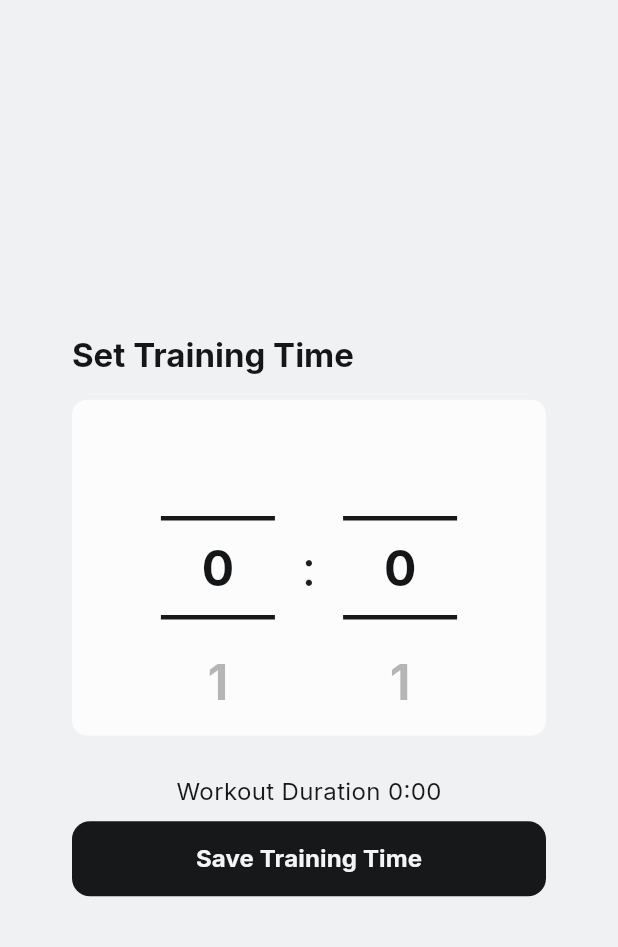
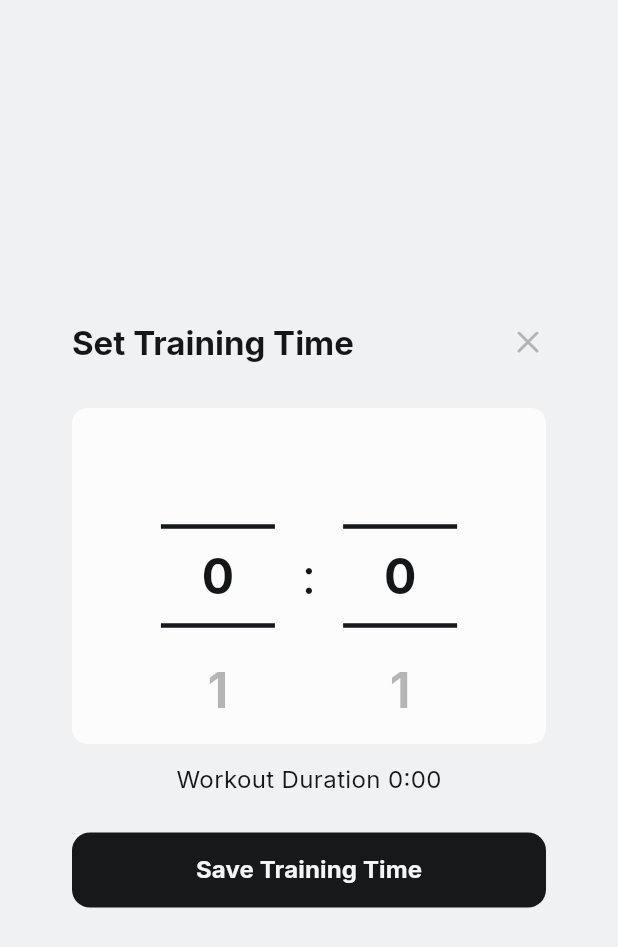
Before and after one commit to NkITaa/interval_timer, a Flutter app: what buildSetTimesDialog() shows on an empty page, opened directly with empty values, on a phone screen of 412 x 824 dp. Shown: the top 947 px of the screen. Run offline on Flutter 3.47's test engine with Material 3 defaults, Android fonts, the phone set to English and light mode, and no system bars; drawn by our look-alikes of scroll_snap_list; our stand-ins replace audioplayers, confetti, flutter_markdown, flutter_tabler_icons, google_fonts, hive and 2 more; accounts and stored records are empty; generated files the repository leaves out were written again.

Commit message:
fixes from third fix round

```diff
--- a/lib/components/dialogs.dart
+++ b/lib/components/dialogs.dart
@@ -372,13 +372,30 @@ class Dialogs {
         shape: RoundedRectangleBorder(
           borderRadius: BorderRadius.circular(16),
         ),
-        title: Text(
+        titlePadding:
+            const EdgeInsets.only(left: 24, right: 12, bottom: 4, top: 12),
+        title: Row(
+          mainAxisAlignment: MainAxisAlignment.spaceBetween,
+          children: [
+            Text(
                 type == "set"
                     ? AppLocalizations.of(context)!.workout_sets
                     : type == "pause"
                         ? AppLocalizations.of(context)!.workout_pause_time
                         : AppLocalizations.of(context)!.workout_training_time,
                 style: heading3Bold(context)),
+            IconButton(
+                onPressed: () {
+                  Navigator.pop(context);
+                },
+                icon: Icon(
+                  TablerIcons.x,
+                  color: MyApp.of(context).isDarkMode()
+                      ? darkNeutral500
+                      : lightNeutral300,
+                )),
+          ],
+        ),
         content: StatefulBuilder(builder: (context, setState) {
           void updateTime(Duration minutes, Duration otherMinutes, int sets) {
             workoutTime = (minutes.inSeconds + otherMinutes.inSeconds) * sets;
@@ -431,7 +448,12 @@ class Dialogs {
                               setValueLocal: setValueLocal,
                             ),
                             const SizedBox(width: 18),
-                            const Text(":", style: TextStyle(fontSize: 32)),
+                            Text(":",
+                                style: TextStyle(
+                                    fontSize: 32,
+                                    color: MyApp.of(context).isDarkMode()
+                                        ? darkNeutral900
+                                        : lightNeutral900)),
                             const SizedBox(width: 18),
                             TimeWheel(
                               type: type,
@@ -449,14 +471,12 @@ class Dialogs {
                         setValue: setValue,
                         setValueLocal: setValueLocal,
                       ),
-                const SizedBox(height: 18),
-                Padding(
-                  padding: const EdgeInsets.all(8.0),
-                  child: Text(
+                const SizedBox(height: 12),
+                Text(
                   "${AppLocalizations.of(context)!.workouts_duration} ${(workoutTime / 60).floor()}:${(workoutTime % 60).toString().padLeft(2, '0')}",
                   style: body1(context),
                 ),
-                ),
+                const SizedBox(height: 24),
                 SizedBox(
                   width: double.infinity,
                   height: 50,
@@ -686,9 +706,8 @@ class Dialogs {
   }
 
   static Widget buildChangeSoundDialog(
-      BuildContext context, Function setStateParent) {
+      AudioPlayer player, BuildContext context, Function setStateParent) {
     String sound = Hive.box("settings").get("sound");
-    final player = AudioPlayer();
     final List<int> soundIndexes = List.generate(7, (index) => index + 1);
 
     return StatefulBuilder(
@@ -726,6 +745,9 @@ class Dialogs {
                           : lightNeutral300,
                     )),
               ],
+            ),
+            const SizedBox(
+              height: 16,
             ),
             Container(
               decoration: BoxDecoration(
@@ -884,8 +906,24 @@ class Dialogs {
       shape: RoundedRectangleBorder(
         borderRadius: BorderRadius.circular(16),
       ),
-      title: Text(AppLocalizations.of(context)!.run_exit_workout,
+      title: Row(
+        mainAxisAlignment: MainAxisAlignment.spaceBetween,
+        children: [
+          Text(AppLocalizations.of(context)!.run_exit_workout,
               style: heading3Bold(context)),
+          IconButton(
+              onPressed: () {
+                Navigator.pop(context);
+              },
+              icon: Icon(
+                TablerIcons.x,
+                color: MyApp.of(context).isDarkMode()
+                    ? darkNeutral500
+                    : lightNeutral300,
+              )),
+        ],
+      ),
+      titlePadding: const EdgeInsets.only(top: 24, left: 24, right: 12),
       content: SizedBox(
         height: 208,
         child: Column(
@@ -893,7 +931,7 @@ class Dialogs {
             Text(AppLocalizations.of(context)!.run_exit_workout_info,
                 style: body1(context)),
             const SizedBox(
-              height: 20,
+              height: 24,
             ),
             SizedBox(
               width: double.infinity,
--- a/lib/components/time_wheel.dart
+++ b/lib/components/time_wheel.dart
@@ -5,7 +5,6 @@ import 'package:interval_timer/main.dart';
 import 'package:scroll_snap_list/scroll_snap_list.dart';
 
 class TimeWheel extends StatelessWidget {
-  final List<int> data = List.generate(60, (index) => index);
   final Function(String type, int newValue, bool? minute) setValue;
   final Function(String type, int newValue, bool? minute) setValueLocal;
 
@@ -64,7 +63,7 @@ class TimeWheel extends StatelessWidget {
               ),
             ),
             initialIndex: value.toDouble(),
-            itemCount: data.length,
+            itemCount: 60,
             focusOnItemTap: true,
             scrollDirection: Axis.vertical,
           ),
--- a/lib/l10n/app_de.arb
+++ b/lib/l10n/app_de.arb
@@ -14,7 +14,7 @@
   "workout_training_time_save": "Trainingszeit speichern",
   "workout_pause_time": "Pausenzeit festlegen",
   "workout_pause_time_save": "Pausenzeit speichern",
-  "workout_sets": "Setzahl festlegen",
+  "workout_sets": "Satzanzahl festlegen",
   "workout_sets_save": "Setzahl speichern",
   "german": "Deutsch",
   "english": "English",
--- a/lib/pages/run/congrats.dart
+++ b/lib/pages/run/congrats.dart
@@ -82,7 +82,7 @@ class _CongratsState extends State<Congrats> {
                         builder: (context) => const Home(screenIndex: 1)));
                   },
                   child: Text(AppLocalizations.of(context)!.run_home,
-                      style: body1(context).copyWith(
+                      style: body1Bold(context).copyWith(
                           color: MyApp.of(context).isDarkMode()
                               ? darkNeutral50
                               : lightNeutral50)),
```
Also changed, not shown: lib/pages/profile/profile.dart (+12 -8 lines), lib/pages/run/run.dart (+7 -2 lines). Lines whose indentation alone changed are shown as unchanged.
